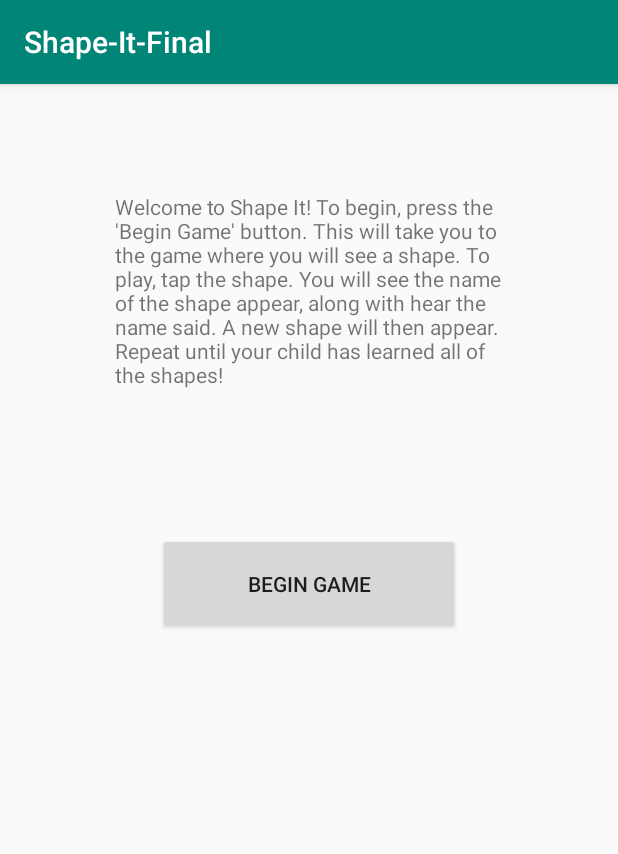
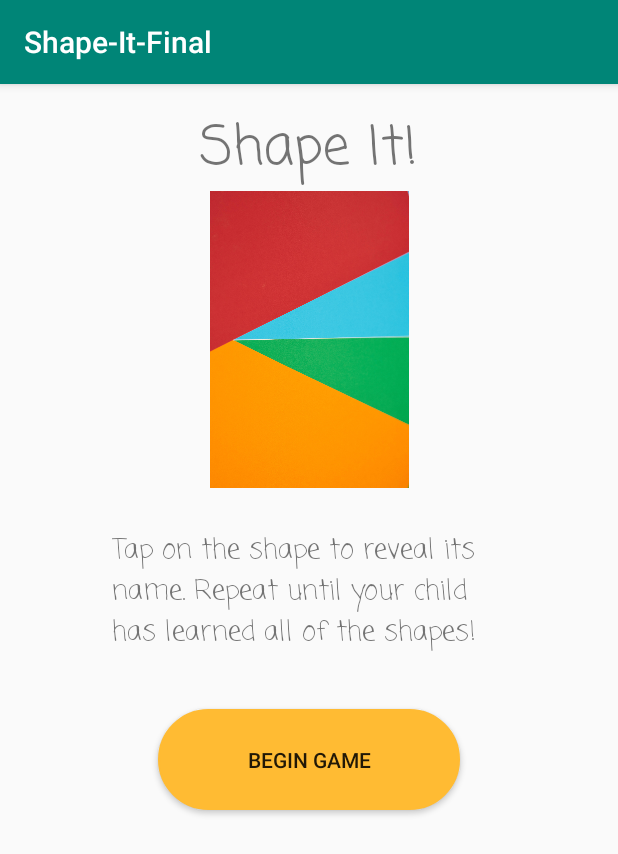
Before and after one commit to seleneclark/Shape-It, an Android app: the screen it shows after launch (MainActivity), on a phone screen of 412 x 824 dp. Shown: the top 854 px of the screen. Run offline under Robolectric (Android 15) with nearby library versions, the phone set to English and light mode, and no system bars.

Commit message:
Added placeholder image and changed main welcome screen.

```diff
--- /dev/null
+++ b/app/src/main/res/drawable/btn_shape_round.xml
@@ -0,0 +1,10 @@
+<?xml version="1.0" encoding="utf-8"?>
+<shape xmlns:android="http://schemas.android.com/apk/res/android"
+    android:padding="16dp"
+    android:shape="rectangle">
+    <stroke
+        android:width="1dp"
+        android:color="@android:color/holo_orange_light" />
+    <corners android:radius="50dp" />
+    <solid android:color="@android:color/holo_orange_light" />
+</shape>
--- a/app/src/main/res/layout/activity_main.xml
+++ b/app/src/main/res/layout/activity_main.xml
@@ -5,25 +5,52 @@
     android:layout_width="match_parent"
     android:layout_height="match_parent"
     tools:context=".MainActivity">
+<!--    android:background="@drawable/background_image">-->
 
     <TextView
         android:id="@+id/welcomeText"
-        android:layout_width="259dp"
-        android:layout_height="175dp"
-        android:layout_marginTop="72dp"
+        android:layout_width="262dp"
+        android:layout_height="86dp"
+        android:layout_marginTop="28dp"
         android:text="@string/welcomeMessage"
+        android:textSize="18sp"
+        app:fontFamily="casual"
         app:layout_constraintEnd_toEndOf="parent"
+        app:layout_constraintHorizontal_bias="0.496"
         app:layout_constraintStart_toStartOf="parent"
-        app:layout_constraintTop_toTopOf="parent" />
+        app:layout_constraintTop_toBottomOf="@+id/imageView" />
 
     <Button
         android:id="@+id/startButton"
         android:layout_width="201dp"
         android:layout_height="67dp"
-        android:layout_marginTop="52dp"
+        android:background="@drawable/btn_shape_round"
         android:onClick="startGame"
         android:text="Begin Game"
+        app:layout_constraintBottom_toBottomOf="parent"
         app:layout_constraintEnd_toEndOf="parent"
         app:layout_constraintStart_toStartOf="parent"
-        app:layout_constraintTop_toBottomOf="@+id/welcomeText" />
+        app:layout_constraintTop_toBottomOf="@+id/welcomeText"
+        app:layout_constraintVertical_bias="0.106" />
+
+    <TextView
+        android:id="@+id/textView2"
+        android:layout_width="wrap_content"
+        android:layout_height="wrap_content"
+        android:layout_marginTop="16dp"
+        android:text="Shape It!"
+        android:textSize="36sp"
+        app:fontFamily="casual"
+        app:layout_constraintEnd_toEndOf="parent"
+        app:layout_constraintStart_toStartOf="parent"
+        app:layout_constraintTop_toTopOf="parent" />
+
+    <ImageView
+        android:id="@+id/imageView"
+        android:layout_width="159dp"
+        android:layout_height="198dp"
+        app:layout_constraintEnd_toEndOf="parent"
+        app:layout_constraintStart_toStartOf="parent"
+        app:layout_constraintTop_toBottomOf="@+id/textView2"
+        app:srcCompat="@drawable/background_image" />
 </androidx.constraintlayout.widget.ConstraintLayout>
--- a/app/src/main/res/values/strings.xml
+++ b/app/src/main/res/values/strings.xml
@@ -1,5 +1,5 @@
 <resources>
     <string name="app_name">Shape-It-Final</string>
-    <string name="welcomeMessage">Welcome to Shape It! To begin, press the \'Begin Game\' button. This will take                         you to the game where you will see a shape. To play, tap the shape.  You will                         see the name of the shape appear, along with hear the name said. A new shape will                         then appear.  Repeat until your child has learned all of the shapes!</string>
+    <string name="welcomeMessage">Tap on the shape to reveal its name.  Repeat until your child has learned all of the shapes!</string>
     <string name="title_activity_game">GameActivity</string>
 </resources>
```
Also changed, not shown: app/src/main/res/drawable/background_image.png (added).
